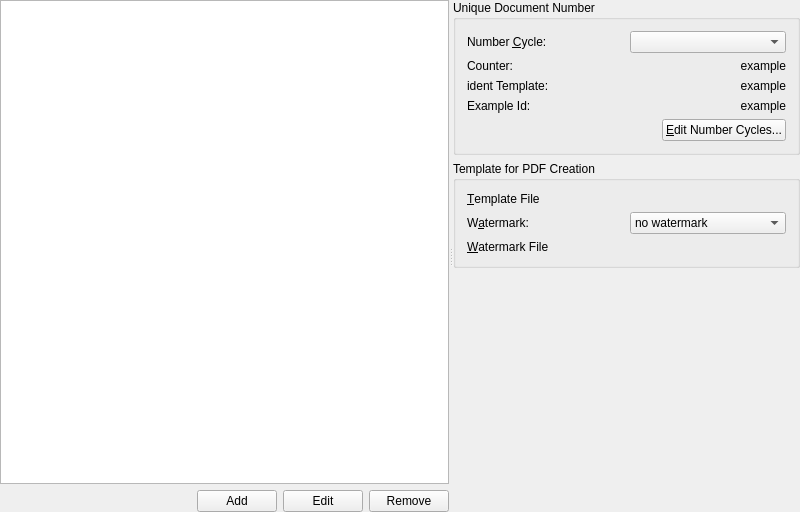
dragotin/kraft, file src/doctypeeditbase.ui: the form before one commit.
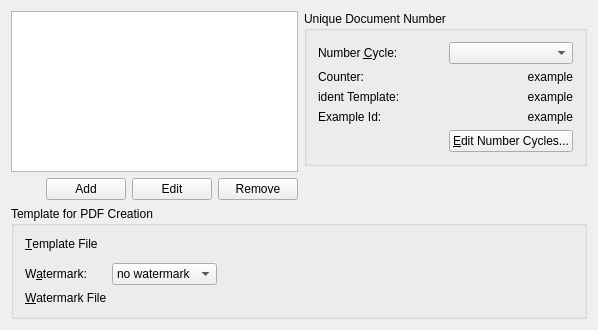
The form after the commit. Custom widgets are drawn as their Qt base class.

Commit message: rearranged the setup dialog to have longer entry fields for pathes.

What changed in the file:
```diff
--- a/src/doctypeeditbase.ui
+++ b/src/doctypeeditbase.ui
@@ -6,23 +6,12 @@
    <rect>
     <x>0</x>
     <y>0</y>
-    <width>800</width>
-    <height>512</height>
+    <width>598</width>
+    <height>330</height>
    </rect>
   </property>
-  <layout class="QGridLayout">
-   <property name="margin">
-    <number>0</number>
-   </property>
-   <property name="spacing">
-    <number>0</number>
-   </property>
-   <item row="0" column="0">
-    <widget class="QSplitter" name="mCentralSplit">
-     <property name="orientation">
-      <enum>Qt::Horizontal</enum>
-     </property>
-     <widget class="QWidget" name="layout7">
+  <layout class="QGridLayout" name="gridLayout">
+   <item row="0" column="0" rowspan="2">
       <layout class="QVBoxLayout">
        <property name="margin">
         <number>0</number>
@@ -81,13 +70,8 @@
         </layout>
        </item>
       </layout>
-     </widget>
-     <widget class="QWidget" name="layout10">
-      <layout class="QVBoxLayout">
-       <property name="margin">
-        <number>0</number>
-       </property>
-       <item>
+   </item>
+   <item row="0" column="1">
         <widget class="QGroupBox" name="groupBox2">
          <property name="title">
           <string>Unique Document Number</string>
@@ -216,15 +200,71 @@
          </layout>
         </widget>
        </item>
-       <item>
+   <item row="1" column="1">
+    <spacer name="spacer3">
+     <property name="orientation">
+      <enum>Qt::Vertical</enum>
+     </property>
+     <property name="sizeType">
+      <enum>QSizePolicy::Expanding</enum>
+     </property>
+     <property name="sizeHint" stdset="0">
+      <size>
+       <width>20</width>
+       <height>54</height>
+      </size>
+     </property>
+    </spacer>
+   </item>
+   <item row="2" column="0" colspan="2">
         <widget class="QGroupBox" name="groupBox2_2">
          <property name="title">
           <string>Template for PDF Creation</string>
          </property>
-         <layout class="QGridLayout">
+     <layout class="QGridLayout" name="gridLayout_2">
           <item row="0" column="0">
-           <layout class="QGridLayout">
-            <item row="1" column="1">
+       <widget class="QLabel" name="textLabel1">
+        <property name="text">
+         <string>&amp;Template File</string>
+        </property>
+        <property name="wordWrap">
+         <bool>false</bool>
+        </property>
+        <property name="buddy">
+         <cstring>mTemplateUrl</cstring>
+        </property>
+       </widget>
+      </item>
+      <item row="0" column="1" rowspan="2" colspan="2">
+       <widget class="KUrlRequester" name="mTemplateUrl"/>
+      </item>
+      <item row="1" column="2" rowspan="2">
+       <spacer name="horizontalSpacer">
+        <property name="orientation">
+         <enum>Qt::Horizontal</enum>
+        </property>
+        <property name="sizeHint" stdset="0">
+         <size>
+          <width>353</width>
+          <height>20</height>
+         </size>
+        </property>
+       </spacer>
+      </item>
+      <item row="2" column="0">
+       <widget class="QLabel" name="textLabel2">
+        <property name="text">
+         <string>W&amp;atermark:</string>
+        </property>
+        <property name="wordWrap">
+         <bool>false</bool>
+        </property>
+        <property name="buddy">
+         <cstring>mWatermarkCombo</cstring>
+        </property>
+       </widget>
+      </item>
+      <item row="2" column="1">
              <widget class="QComboBox" name="mWatermarkCombo">
               <item>
                <property name="text">
@@ -243,26 +283,7 @@
               </item>
              </widget>
             </item>
-            <item row="0" column="1">
-             <widget class="KUrlRequester" name="mTemplateUrl"/>
-            </item>
-            <item row="0" column="0">
-             <widget class="QLabel" name="textLabel1">
-              <property name="text">
-               <string>&amp;Template File</string>
-              </property>
-              <property name="wordWrap">
-               <bool>false</bool>
-              </property>
-              <property name="buddy">
-               <cstring>mTemplateUrl</cstring>
-              </property>
-             </widget>
-            </item>
-            <item row="2" column="1">
-             <widget class="KUrlRequester" name="mWatermarkUrl"/>
-            </item>
-            <item row="2" column="0">
+      <item row="3" column="0">
              <widget class="QLabel" name="textLabel1_3">
               <property name="text">
                <string>&amp;Watermark File</string>
@@ -275,42 +296,10 @@
               </property>
              </widget>
             </item>
-            <item row="1" column="0">
-             <widget class="QLabel" name="textLabel2">
-              <property name="text">
-               <string>W&amp;atermark:</string>
-              </property>
-              <property name="wordWrap">
-               <bool>false</bool>
-              </property>
-              <property name="buddy">
-               <cstring>mWatermarkCombo</cstring>
-              </property>
-             </widget>
-            </item>
-           </layout>
-          </item>
-         </layout>
-        </widget>
-       </item>
-       <item>
-        <spacer name="spacer3">
-         <property name="orientation">
-          <enum>Qt::Vertical</enum>
-         </property>
-         <property name="sizeType">
-          <enum>QSizePolicy::Expanding</enum>
-         </property>
-         <property name="sizeHint" stdset="0">
-          <size>
-           <width>20</width>
-           <height>16</height>
-          </size>
-         </property>
-        </spacer>
-       </item>
-      </layout>
-     </widget>
+      <item row="3" column="1" colspan="2">
+       <widget class="KUrlRequester" name="mWatermarkUrl"/>
+      </item>
+     </layout>
     </widget>
    </item>
   </layout>
```
Lines whose indentation alone changed are shown as unchanged.
